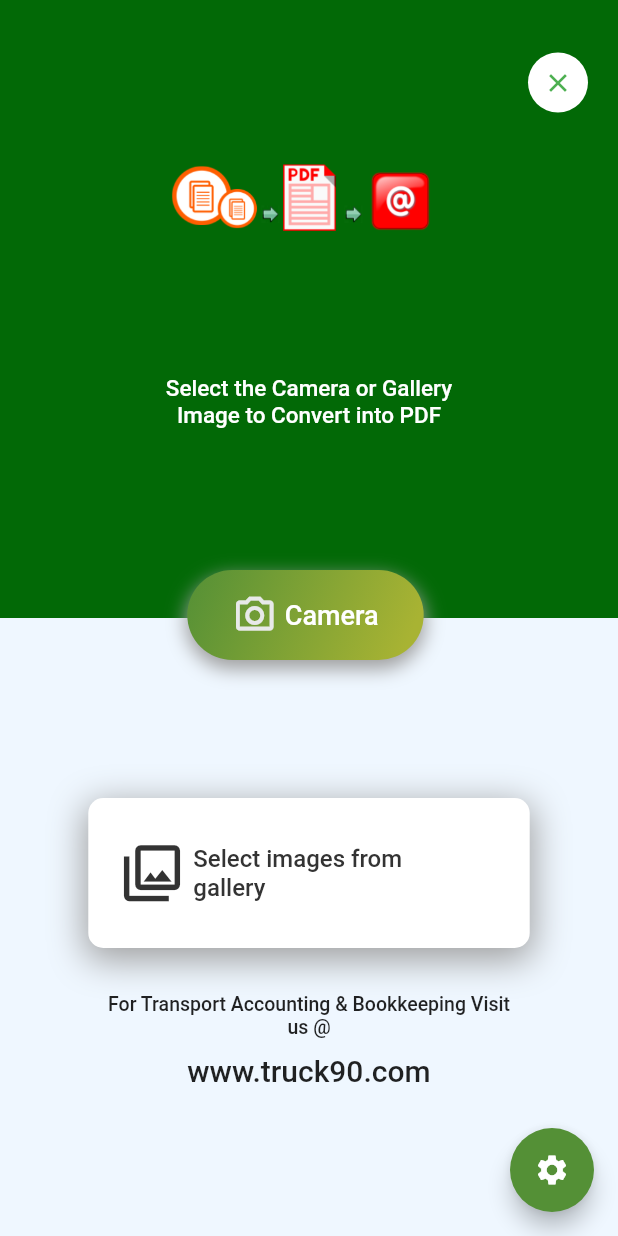
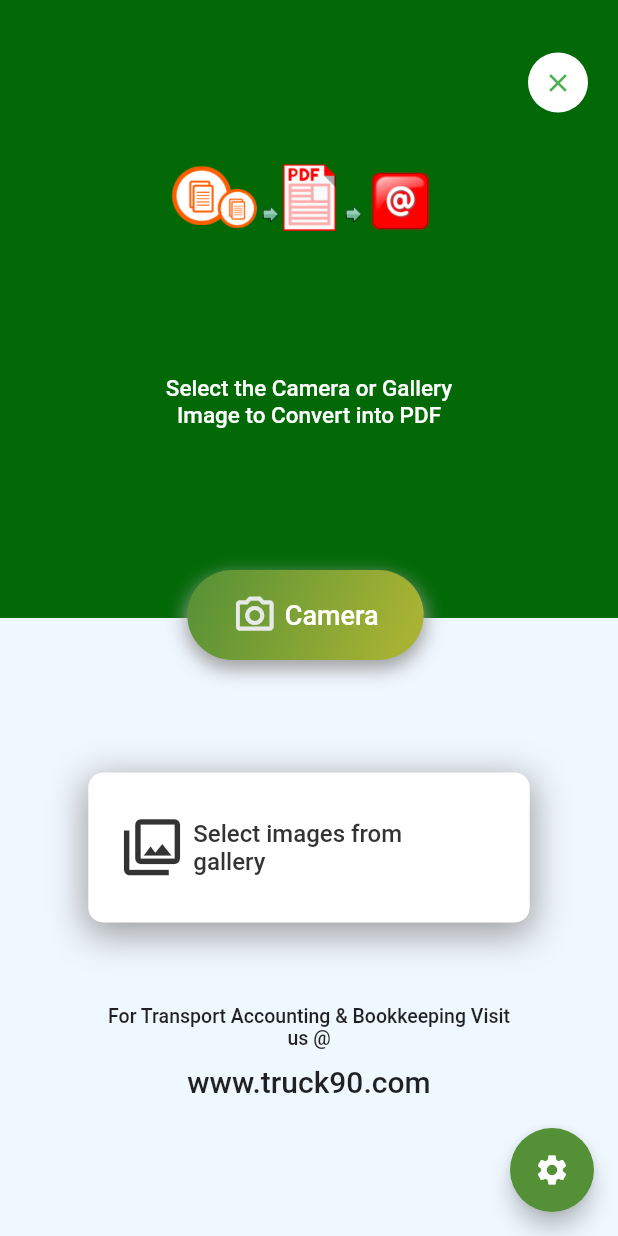
Before and after one commit to nayon-coders/image-to-pdf-flutter, a Flutter app: the HomeScreen screen opened directly, on a phone screen of 412 x 824 dp. Run offline on Flutter 3.47's test engine with Material 2 defaults, Android fonts, the phone set to English and light mode, and no system bars; our stand-ins replace animated_splash_screen, cool_alert, flutter_native_image, fluttertoast, image_cropper, image_picker and 2 more; missing offline and left inert: mailer; accounts and stored records are empty.

Commit message:
some modification

```diff
--- a/lib/view/home-screen.dart
+++ b/lib/view/home-screen.dart
@@ -59,7 +59,7 @@ class _HomeScreenState extends State<HomeScreen> {
                     //Image.asset("assets/truck90.jpg", height: 70, width: 70, fit:  BoxFit.contain,),
 
                     SizedBox(height: 50,),
-                    Image.asset("assets/1.png", height: 200, width: 600, fit: BoxFit.cover,),
+                    Image.asset("assets/1.png", height: 200, width: 900, fit: BoxFit.cover,),
                     SizedBox(
                       width: 200,
                       child: Text(
@@ -155,7 +155,7 @@ class _HomeScreenState extends State<HomeScreen> {
             child: Container(
               width: width/1.4,
               height: 100,
-              margin: EdgeInsets.only(top: 120, ),
+              margin: EdgeInsets.only(top: MediaQuery.of(context).size.height/8, ),
               padding: EdgeInsets.only(left: 20, right: 20),
               decoration: BoxDecoration(
                 color: appColors.white,
@@ -193,7 +193,7 @@ class _HomeScreenState extends State<HomeScreen> {
             ),
           ),
 
-          SizedBox(height: 30,),
+          SizedBox(height: MediaQuery.of(context).size.height/15,),
 
           Align(
             alignment: Alignment.bottomCenter,
--- a/lib/view/info-screen.dart
+++ b/lib/view/info-screen.dart
@@ -26,7 +26,7 @@ class _InfoScreenState extends State<InfoScreen> {
   @override
   void initState(){
     super.initState();
-    _Cemail.text = "nami@gmail.com";
+    _Cemail.text = "truck90llc@gmail.com";
   }
 
 
--- a/lib/view/profile.dart
+++ b/lib/view/profile.dart
@@ -51,7 +51,7 @@ class _ProfileState extends State<Profile> {
         child: Container(
           margin: EdgeInsets.only(top: 50),
           padding: EdgeInsets.all(20),
-          height: MediaQuery.of(context).size.height/2,
+          height: 400,
           decoration: BoxDecoration(
             color: appColors.white,
             borderRadius: BorderRadius.circular(30),
```
Also changed, not shown: generated_plugin_registrant.dart (added, +25 -0 lines), lib/view/view-pdf.dart (+28 -6 lines), assets/fonts/1.png (deleted).
